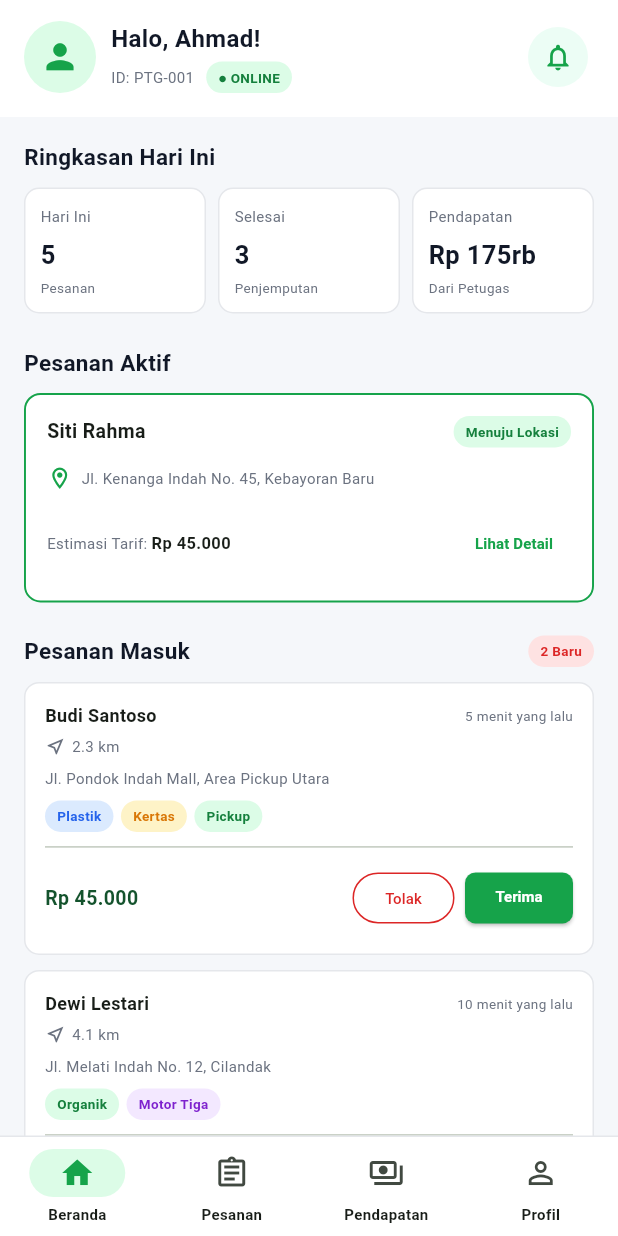
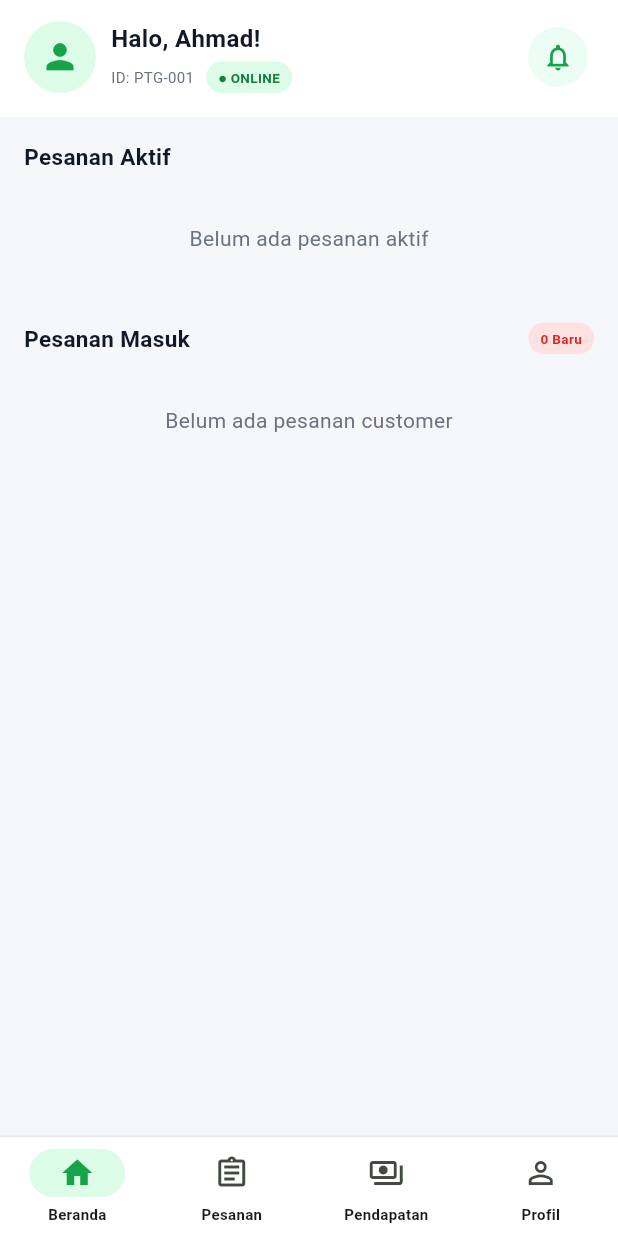
Before and after one commit to daffapriyantana/CleanPick, a Flutter app: the PetugasDashboardPage screen opened directly, on a phone screen of 412 x 824 dp. Run offline on Flutter 3.47's test engine with Material 3 defaults, Android fonts, the phone set to English and light mode, and no system bars; our stand-ins replace equatable, flutter_bloc, flutter_map, geocoding, image_picker, latlong2; accounts and stored records are empty.

Commit message:
feat: hubungkan order customer dengan petugas

```diff
--- a/lib/domain/entities/order_entity.dart
+++ b/lib/domain/entities/order_entity.dart
@@ -16,6 +16,8 @@ class OrderEntity extends Equatable {
   final PaymentStatus paymentStatus;
   final DateTime createdAt;
   final String? note;
+  final String? customerId;
+  final String? customerName;
   final String? officerName;
   final String? photoPath;
   final double? latitude;
@@ -37,6 +39,8 @@ class OrderEntity extends Equatable {
     required this.paymentStatus,
     required this.createdAt,
     this.note,
+    this.customerId,
+    this.customerName,
     this.officerName,
     this.photoPath,
     this.latitude,
@@ -52,6 +56,8 @@ class OrderEntity extends Equatable {
     double? latitude,
     double? longitude,
     PaymentMethod? paymentMethod,
+    String? customerId,
+    String? customerName,
   }) {
     return OrderEntity(
       id: id,
@@ -68,6 +74,8 @@ class OrderEntity extends Equatable {
       paymentStatus: paymentStatus ?? this.paymentStatus,
       createdAt: createdAt,
       note: note,
+      customerId: customerId ?? this.customerId,
+      customerName: customerName ?? this.customerName,
       officerName: officerName ?? this.officerName,
       photoPath: photoPath ?? this.photoPath,
       latitude: latitude ?? this.latitude,
@@ -92,6 +100,8 @@ class OrderEntity extends Equatable {
         paymentStatus,
         createdAt,
         note,
+        customerId,
+        customerName,
         officerName,
         photoPath,
         latitude,
--- a/lib/domain/repositories/order_repository.dart
+++ b/lib/domain/repositories/order_repository.dart
@@ -26,6 +26,8 @@ abstract class OrderRepository {
     required DateTime pickupDate,
     required VehicleType vehicleType,
     String? note,
+    String? customerId,
+    String? customerName,
     String? photoPath,
     double? latitude,
     double? longitude,
@@ -41,6 +43,9 @@ abstract class OrderRepository {
         note: note,
       );
 
+  Future<OrderEntity> assignOrder(
+      {required String orderId, required String officerName});
+
   Future<OrderEntity> cancelOrder(String orderId);
 
   Future<OrderEntity> payOrder(String orderId);
--- /dev/null
+++ b/lib/domain/usecases/assign_order.dart
@@ -0,0 +1,12 @@
+import '../entities/order_entity.dart';
+import '../repositories/order_repository.dart';
+
+class AssignOrder {
+  final OrderRepository repository;
+
+  const AssignOrder(this.repository);
+
+  Future<OrderEntity> call({required String orderId, required String officerName}) {
+    return repository.assignOrder(orderId: orderId, officerName: officerName);
+  }
+}
--- a/lib/domain/usecases/create_order.dart
+++ b/lib/domain/usecases/create_order.dart
@@ -18,6 +18,8 @@ class CreateOrder {
     required DateTime? pickupDate,
     required VehicleType vehicleType,
     String? note,
+    String? customerId,
+    String? customerName,
     String? photoPath,
     double? latitude,
     double? longitude,
@@ -44,6 +46,8 @@ class CreateOrder {
       pickupDate: pickupDate,
       vehicleType: vehicleType,
       note: note,
+      customerId: customerId,
+      customerName: customerName,
       photoPath: photoPath,
       latitude: latitude,
       longitude: longitude,
--- a/lib/main.dart
+++ b/lib/main.dart
@@ -11,6 +11,7 @@ import 'domain/repositories/auth_repository.dart';
 import 'domain/repositories/order_repository.dart';
 import 'domain/usecases/cancel_order.dart';
 import 'domain/usecases/create_order.dart';
+import 'domain/usecases/assign_order.dart';
 import 'domain/usecases/get_order_detail.dart';
 import 'domain/usecases/get_orders.dart';
 import 'domain/usecases/login_usecase.dart';
@@ -71,6 +72,7 @@ class CleanPickApp extends StatelessWidget {
             getOrders: GetOrders(dependencies.orderRepository),
             getOrderDetail: GetOrderDetail(dependencies.orderRepository),
             createOrder: CreateOrder(dependencies.orderRepository),
+            assignOrder: AssignOrder(dependencies.orderRepository),
             cancelOrder: CancelOrder(dependencies.orderRepository),
             payOrder: PayOrder(dependencies.orderRepository),
           ),
--- a/lib/presentation/pages/order_confirmation_page.dart
+++ b/lib/presentation/pages/order_confirmation_page.dart
@@ -4,6 +4,8 @@ import 'package:intl/intl.dart';
 
 import '../../core/constants/app_constants.dart';
 import '../../core/theme/app_theme.dart';
+import '../bloc/auth/auth_cubit.dart';
+import '../bloc/auth/auth_state.dart';
 import '../../domain/usecases/calculate_order_price.dart';
 import '../bloc/order/order_cubit.dart';
 import '../bloc/order/order_state.dart';
@@ -193,6 +195,8 @@ class _OrderConfirmationPageState extends State<OrderConfirmationPage> {
     );
     if (confirmed != true || !mounted) return;
     setState(() => _submitting = true);
+    final authState = context.read<AuthCubit>().state;
+    final user = authState is AuthSuccess ? authState.user : null;
     context.read<OrderCubit>().submitOrder(
           wasteType: widget.draft.wasteType,
           weightKg: widget.draft.weightKg,
@@ -205,6 +209,8 @@ class _OrderConfirmationPageState extends State<OrderConfirmationPage> {
           longitude: widget.draft.longitude,
           paymentMethod: _paymentMethod,
           distanceKm: widget.draft.distanceKm,
+          customerId: user?.id,
+          customerName: user?.name,
         );
   }
 }
--- a/lib/presentation/pages/petugas_dashboard_page.dart
+++ b/lib/presentation/pages/petugas_dashboard_page.dart
@@ -2,9 +2,12 @@ import 'package:flutter/material.dart';
 import 'package:flutter_bloc/flutter_bloc.dart';
 
 import '../../core/theme/app_theme.dart';
+import '../../core/constants/app_constants.dart';
+import '../../domain/entities/order_entity.dart';
 import '../bloc/auth/auth_cubit.dart';
 import '../bloc/auth/auth_state.dart';
-import 'petugas_order_detail_page.dart';
+import '../bloc/order/order_cubit.dart';
+import '../bloc/order/order_state.dart';
 import 'petugas_income_page.dart';
 import 'petugas_orders_page.dart';
 
@@ -17,8 +20,14 @@ class PetugasDashboardPage extends StatefulWidget {
 
 class _PetugasDashboardPageState extends State<PetugasDashboardPage> {
   int _selectedIndex = 0;
-  String? _activeCustomer = 'Siti Rahma';
-  String? _acceptedCustomer;
+
+  @override
+  void initState() {
+    super.initState();
+    WidgetsBinding.instance.addPostFrameCallback((_) {
+      if (mounted) context.read<OrderCubit>().loadOrders();
+    });
+  }
 
   @override
   Widget build(BuildContext context) {
@@ -38,7 +47,11 @@ class _PetugasDashboardPageState extends State<PetugasDashboardPage> {
                     children: [
                       _Header(name: name, id: id),
                       Expanded(
-                        child: SingleChildScrollView(
+                        child: _LivePetugasHome(
+                          officerName: name,
+                          onMessage: _showMessage,
+                        ),
+                        /* SingleChildScrollView(
                           padding: const EdgeInsets.fromLTRB(16, 16, 16, 24),
                           child: Column(
                             crossAxisAlignment: CrossAxisAlignment.start,
@@ -181,7 +194,7 @@ class _PetugasDashboardPageState extends State<PetugasDashboardPage> {
                               ),
                             ],
                           ),
-                        ),
+                        ), */
                       ),
                     ],
                   ),
@@ -203,83 +216,146 @@ class _PetugasDashboardPageState extends State<PetugasDashboardPage> {
         .showSnackBar(SnackBar(content: Text(message)));
   }
 
-  void _acceptOrder(String customerName) {
-    if (_activeCustomer != null) {
-      _showActiveOrderDialog();
-      return;
-    }
-    setState(() {
-      _acceptedCustomer = customerName;
-      _activeCustomer = customerName;
-    });
-    _showMessage('Pesanan $customerName diterima');
+}
+
+class _LivePetugasHome extends StatelessWidget {
+  final String officerName;
+  final ValueChanged<String> onMessage;
+
+  const _LivePetugasHome({required this.officerName, required this.onMessage});
+
+  @override
+  Widget build(BuildContext context) {
+    return BlocConsumer<OrderCubit, OrderState>(
+      listener: (context, state) {
+        if (state is OrderFailure) onMessage(state.message);
+        if (state is OrderCreated && state.order.status == OrderStatus.diproses) {
+          onMessage('Pesanan ${state.order.id} berhasil diambil');
+          context.read<OrderCubit>().loadOrders();
+        }
+      },
+      builder: (context, state) {
+        if (state is OrderInitial || state is OrderLoading) {
+          return const Center(child: CircularProgressIndicator());
+        }
+        if (state is OrderFailure) {
+          return Center(child: Text(state.message));
+        }
+        if (state is! OrdersLoaded) return const SizedBox.shrink();
+
+        final active = state.orders
+            .where((order) =>
+                order.status == OrderStatus.diproses &&
+                order.officerName == officerName)
+            .toList();
+        final incoming = state.orders
+            .where((order) => order.status == OrderStatus.menunggu)
+            .toList();
+
+        return RefreshIndicator(
+          onRefresh: () => context.read<OrderCubit>().loadOrders(),
+          child: ListView(
+            padding: const EdgeInsets.fromLTRB(16, 16, 16, 24),
+            children: [
+              const _SectionTitle('Pesanan Aktif'),
+              const SizedBox(height: 10),
+              if (active.isEmpty)
+                const _EmptyLiveOrder(message: 'Belum ada pesanan aktif')
+              else
+                ...active.map((order) => _LiveOrderCard(order: order, active: true)),
+              const SizedBox(height: 22),
+              Row(
+                mainAxisAlignment: MainAxisAlignment.spaceBetween,
+                children: [
+                  const _SectionTitle('Pesanan Masuk'),
+                  _Pill(
+                    label: '${incoming.length} Baru',
+                    background: const Color(0xFFFEE2E2),
+                    foreground: AppColors.error,
+                  ),
+                ],
+              ),
+              const SizedBox(height: 10),
+              if (incoming.isEmpty)
+                const _EmptyLiveOrder(message: 'Belum ada pesanan customer')
+              else
+                ...incoming.map((order) => _LiveOrderCard(
+                      order: order,
+                      active: false,
+                      onTake: () => context.read<OrderCubit>().takeOrder(
+                            orderId: order.id,
+                            officerName: officerName,
+                          ),
+                    )),
+            ],
+          ),
+        );
+      },
+    );
   }
+}
 
-  Future<void> _showActiveOrderDialog() async {
-    await showDialog<void>(
-      context: context,
-      barrierDismissible: false,
-      builder: (context) => AlertDialog(
-        title: const Text('Pesanan Aktif'),
-        content: const Text(
-            'Selesaikan atau batalkan pesanan aktif terlebih dahulu sebelum menerima pesanan lain.'),
-        actions: [
-          TextButton(
-            onPressed: () => Navigator.of(context).pop(),
-            child: const Text('OK'),
+class _LiveOrderCard extends StatelessWidget {
+  final OrderEntity order;
+  final bool active;
+  final VoidCallback? onTake;
+
+  const _LiveOrderCard({required this.order, required this.active, this.onTake});
+
+  @override
+  Widget build(BuildContext context) {
+    return Container(
+      margin: const EdgeInsets.only(bottom: 10),
+      padding: const EdgeInsets.all(14),
+      decoration: BoxDecoration(
+        color: Colors.white,
+        borderRadius: BorderRadius.circular(11),
+        border: Border.all(color: active ? AppColors.primary : AppColors.border),
+      ),
+      child: Column(crossAxisAlignment: CrossAxisAlignment.start, children: [
+        Row(children: [
+          Expanded(
+            child: Text(
+              order.customerName ?? 'Customer CleanPick',
+              style: const TextStyle(fontSize: 13, fontWeight: FontWeight.bold),
+            ),
+          ),
+          _Pill(
+            label: active ? 'Diproses' : 'Menunggu',
+            background: active ? const Color(0xFFDBEAFE) : const Color(0xFFFEF3C7),
+            foreground: active ? const Color(0xFF2563EB) : const Color(0xFFD97706),
+          ),
+        ]),
+        const SizedBox(height: 9),
+        Text(order.address, style: const TextStyle(fontSize: 11, color: AppColors.textSecondary)),
+        const SizedBox(height: 6),
+        Text('${order.wasteType.label} • ${order.vehicleType.label} • Rp ${order.totalPrice.toStringAsFixed(0)}',
+            style: const TextStyle(fontSize: 11, fontWeight: FontWeight.w600)),
+        if (!active) ...[
+          const SizedBox(height: 10),
+          SizedBox(
+            width: double.infinity,
+            child: ElevatedButton.icon(
+              onPressed: onTake,
+              icon: const Icon(Icons.assignment_turned_in_outlined, size: 17),
+              label: const Text('Ambil Pesanan'),
+            ),
           ),
         ],
-      ),
+      ]),
     );
   }
+}
 
-  void _completeActiveOrder() {
-    final customerName = _activeCustomer;
-    setState(() {
-      _activeCustomer = null;
-      _acceptedCustomer = null;
-    });
-    _showMessage(
-        'Pesanan ${customerName ?? ''} selesai. Anda bisa menerima pesanan baru');
-  }
+class _EmptyLiveOrder extends StatelessWidget {
+  final String message;
+  const _EmptyLiveOrder({required this.message});
 
-  void _cancelActiveOrder() {
-    final customerName = _activeCustomer;
-    setState(() {
-      _activeCustomer = null;
-      _acceptedCustomer = null;
-    });
-    _showMessage(
-        'Pesanan ${customerName ?? ''} dibatalkan. Anda bisa menerima pesanan baru');
-  }
-
-  void _openOrderDetail({
-    required String customerName,
-    required String address,
-    required String distance,
-    required String wasteType,
-    required String vehicleType,
-    required String vehicleFee,
-    required String distanceFee,
-    required String total,
-  }) {
-    Navigator.of(context).push(
-      MaterialPageRoute(
-        builder: (_) => PetugasOrderDetailPage(
-          customerName: customerName,
-          address: address,
-          distance: distance,
-          wasteType: wasteType,
-          vehicleType: vehicleType,
-          vehicleFee: vehicleFee,
-          distanceFee: distanceFee,
-          total: total,
-          onCompleted: _completeActiveOrder,
-          onCancelled: _cancelActiveOrder,
-        ),
-      ),
-    );
-  }
+  @override
+  Widget build(BuildContext context) => Padding(
+        padding: const EdgeInsets.symmetric(vertical: 24),
+        child: Center(child: Text(message, style: const TextStyle(color: AppColors.textSecondary))),
+      );
 }
 
 class _Header extends StatelessWidget {
@@ -340,47 +416,6 @@ class _Header extends StatelessWidget {
   }
 }
 
-class _StatisticCard extends StatelessWidget {
-  final String label;
-  final String value;
-  final String caption;
-  const _StatisticCard(
-      {required this.label, required this.value, required this.caption});
-
-  @override
-  Widget build(BuildContext context) {
-    return Container(
-      padding: const EdgeInsets.fromLTRB(10, 11, 8, 10),
-      decoration: BoxDecoration(
-          color: Colors.white,
-          borderRadius: BorderRadius.circular(10),
-          border: Border.all(color: AppColors.border)),
-      child: Column(crossAxisAlignment: CrossAxisAlignment.start, children: [
-        Text(label,
-            maxLines: 1,
-            overflow: TextOverflow.ellipsis,
-            style:
-                const TextStyle(fontSize: 10, color: AppColors.textSecondary)),
-        const SizedBox(height: 7),
-        FittedBox(
-            alignment: Alignment.centerLeft,
-            fit: BoxFit.scaleDown,
-            child: Text(value,
-                style: const TextStyle(
-                    fontSize: 17,
-                    fontWeight: FontWeight.bold,
-                    color: AppColors.textPrimary))),
-        const SizedBox(height: 3),
-        Text(caption,
-            maxLines: 1,
-            overflow: TextOverflow.ellipsis,
-            style:
-                const TextStyle(fontSize: 9, color: AppColors.textSecondary)),
-      ]),
-    );
-  }
-}
-
 class _SectionTitle extends StatelessWidget {
   final String text;
   const _SectionTitle(this.text);
@@ -411,171 +446,6 @@ class _Pill extends StatelessWidget {
             style: TextStyle(
                 color: foreground, fontSize: 9, fontWeight: FontWeight.w700)),
       );
-}
-
-class _ActivePickupCard extends StatelessWidget {
-  final String customerName;
-  final String address;
-  final VoidCallback onDetail;
-  const _ActivePickupCard({
-    required this.customerName,
-    required this.address,
-    required this.onDetail,
-  });
-
-  @override
-  Widget build(BuildContext context) {
-    return Container(
-      padding: const EdgeInsets.all(14),
-      decoration: BoxDecoration(
-          color: Colors.white,
-          borderRadius: BorderRadius.circular(11),
-          border: Border.all(color: AppColors.primary, width: 1.3)),
-      child: Column(crossAxisAlignment: CrossAxisAlignment.start, children: [
-        Row(children: [
-          Expanded(
-              child: Text(customerName,
-                  style: const TextStyle(
-                      fontSize: 13, fontWeight: FontWeight.bold))),
-          const _Pill(
-              label: 'Menuju Lokasi',
-              background: Color(0xFFDCFCE7),
-              foreground: Color(0xFF15803D)),
-        ]),
-        const SizedBox(height: 12),
-        Row(children: [
-          const Icon(Icons.location_on_outlined,
-              color: AppColors.primary, size: 17),
-          const SizedBox(width: 6),
-          Expanded(
-              child: Text(address,
-                  style: const TextStyle(
-                      fontSize: 10, color: AppColors.textSecondary))),
-        ]),
-        const SizedBox(height: 11),
-        Row(children: [
-          const Text('Estimasi Tarif: ',
-              style: TextStyle(fontSize: 10, color: AppColors.textSecondary)),
-          const Text('Rp 45.000',
-              style: TextStyle(fontSize: 11, fontWeight: FontWeight.bold)),
-          const Spacer(),
-          TextButton(
-              onPressed: onDetail,
-              child: const Text('Lihat Detail',
-                  style: TextStyle(fontSize: 10, fontWeight: FontWeight.bold))),
-        ]),
-      ]),
-    );
-  }
-}
-
-class _IncomingOrderCard extends StatelessWidget {
-  final String name;
-  final String time;
-  final String distance;
-  final String address;
-  final List<(String, Color, Color)> chips;
-  final String price;
-  final bool accepted;
-  final VoidCallback onAccept;
-  final VoidCallback onReject;
-  final VoidCallback onDetail;
-  const _IncomingOrderCard(
-      {required this.name,
-      required this.time,
-      required this.distance,
-      required this.address,
-      required this.chips,
-      required this.price,
-      required this.accepted,
-      required this.onAccept,
-      required this.onReject,
-      required this.onDetail});
-
-  @override
-  Widget build(BuildContext context) {
-    return Container(
-      padding: const EdgeInsets.all(13),
-      decoration: BoxDecoration(
-          color: Colors.white,
-          borderRadius: BorderRadius.circular(10),
-          border: Border.all(color: AppColors.border)),
-      child: Column(crossAxisAlignment: CrossAxisAlignment.start, children: [
-        Row(children: [
-          Expanded(
-              child: Text(name,
-                  style: const TextStyle(
-                      fontSize: 12, fontWeight: FontWeight.bold))),
-          Text(time,
-              style:
-                  const TextStyle(fontSize: 9, color: AppColors.textSecondary)),
-        ]),
-        const SizedBox(height: 5),
-        Row(children: [
-          const Icon(Icons.near_me_outlined,
-              size: 14, color: AppColors.textSecondary),
-          const SizedBox(width: 4),
-          Text(distance,
-              style: const TextStyle(
-                  fontSize: 10, color: AppColors.textSecondary)),
-        ]),
-        const SizedBox(height: 7),
-        Text(address,
-            maxLines: 2,
-            overflow: TextOverflow.ellipsis,
-            style:
-                const TextStyle(fontSize: 10, color: AppColors.textSecondary)),
-        const SizedBox(height: 8),
-        Wrap(
-            spacing: 5,
-            runSpacing: 4,
-            children: chips
-                .map((chip) => _Pill(
-                    label: chip.$1, background: chip.$2, foreground: chip.$3))
-                .toList()),
-        const Divider(height: 20),
-        Row(children: [
-          Text(price,
-              style: const TextStyle(
-                  fontSize: 13,
-                  fontWeight: FontWeight.bold,
-                  color: AppColors.primaryDark)),
-          const Spacer(),
-          if (accepted)
-            ElevatedButton.icon(
-              onPressed: onDetail,
-              icon: const Icon(Icons.receipt_long_outlined, size: 15),
-              label:
-                  const Text('Detail Pesanan', style: TextStyle(fontSize: 10)),
-              style: ElevatedButton.styleFrom(
-                  minimumSize: const Size(124, 34),
-                  padding: const EdgeInsets.symmetric(horizontal: 10),
-                  shape: RoundedRectangleBorder(
-                      borderRadius: BorderRadius.circular(7))),
-            )
-          else ...[
-            OutlinedButton(
-                onPressed: onReject,
-                style: OutlinedButton.styleFrom(
-                    foregroundColor: AppColors.error,
-                    side: const BorderSide(color: AppColors.error),
-                    minimumSize: const Size(68, 34),
-                    padding: const EdgeInsets.symmetric(horizontal: 10)),
-                child: const Text('Tolak', style: TextStyle(fontSize: 10))),
-            const SizedBox(width: 7),
-            ElevatedButton(
-                onPressed: onAccept,
-                style: ElevatedButton.styleFrom(
-                    minimumSize: const Size(72, 34),
-                    padding: const EdgeInsets.symmetric(horizontal: 10),
-                    shape: RoundedRectangleBorder(
-                        borderRadius: BorderRadius.circular(7))),
-                child: const Text('Terima', style: TextStyle(fontSize: 10))),
-          ],
-        ]),
-      ]),
-    );
-  }
 }
 
 class _BottomNavigation extends StatelessWidget {
```
Also changed, not shown: lib/data/datasources/order_local_datasource.dart (+24 -2 lines), lib/data/models/order_model.dart (+8 -0 lines), lib/data/repositories/order_repository_impl.dart (+15 -0 lines), lib/presentation/bloc/order/order_cubit.dart (+21 -0 lines), pubspec.lock, 2 other files.
